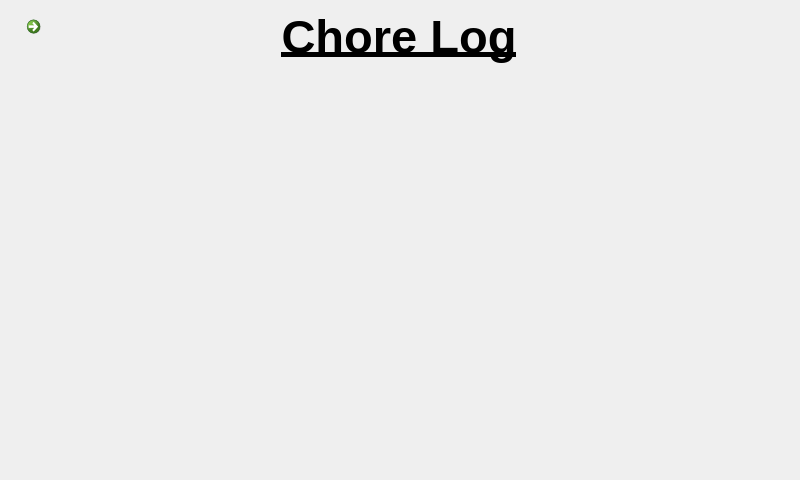
Old version of the form ChoreLog.ui in the repository jplarose/PiChores.
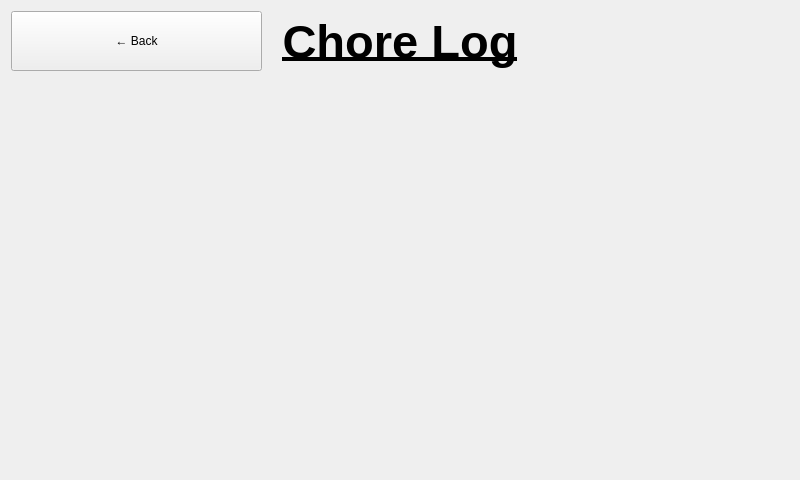
New version of the form. Icons and pictures are not drawn.

Commit message:
Loooots of layout updates after showing the kids
Got some feedback and noticed some things pretty off when actually running it on the Pi, had to rethink a handful of pages and layouts to make it fit better without cutting off elements.

```diff
--- a/ChoreLog.ui
+++ b/ChoreLog.ui
@@ -13,512 +13,44 @@
   <property name="windowTitle">
    <string>Form</string>
   </property>
-  <widget class="QWidget" name="verticalLayoutWidget">
-   <property name="geometry">
-    <rect>
-     <x>9</x>
-     <y>9</y>
-     <width>781</width>
-     <height>461</height>
-    </rect>
-   </property>
-   <layout class="QVBoxLayout" name="verticalLayout">
-    <property name="topMargin">
-     <number>0</number>
-    </property>
-    <item>
-     <widget class="QWidget" name="widget" native="true">
-      <property name="maximumSize">
-       <size>
-        <width>16777215</width>
-        <height>65</height>
-       </size>
-      </property>
-      <widget class="QCommandLinkButton" name="GoBackButton">
-       <property name="geometry">
-        <rect>
-         <x>10</x>
-         <y>0</y>
-         <width>65</width>
-         <height>65</height>
-        </rect>
-       </property>
-       <property name="maximumSize">
-        <size>
-         <width>65</width>
-         <height>65</height>
-        </size>
-       </property>
-       <property name="palette">
-        <palette>
-         <active>
-          <colorrole role="WindowText">
-           <brush brushstyle="SolidPattern">
-            <color alpha="255">
-             <red>0</red>
-             <green>0</green>
-             <blue>0</blue>
-            </color>
-           </brush>
-          </colorrole>
-          <colorrole role="Button">
-           <brush brushstyle="SolidPattern">
-            <color alpha="255">
-             <red>255</red>
-             <green>255</green>
-             <blue>255</blue>
-            </color>
-           </brush>
-          </colorrole>
-          <colorrole role="Light">
-           <brush brushstyle="SolidPattern">
-            <color alpha="255">
-             <red>255</red>
-             <green>255</green>
-             <blue>255</blue>
-            </color>
-           </brush>
-          </colorrole>
-          <colorrole role="Midlight">
-           <brush brushstyle="SolidPattern">
-            <color alpha="255">
-             <red>255</red>
-             <green>255</green>
-             <blue>255</blue>
-            </color>
-           </brush>
-          </colorrole>
-          <colorrole role="Dark">
-           <brush brushstyle="SolidPattern">
-            <color alpha="255">
-             <red>127</red>
-             <green>127</green>
-             <blue>127</blue>
-            </color>
-           </brush>
-          </colorrole>
-          <colorrole role="Mid">
-           <brush brushstyle="SolidPattern">
-            <color alpha="255">
-             <red>170</red>
-             <green>170</green>
-             <blue>170</blue>
-            </color>
-           </brush>
-          </colorrole>
-          <colorrole role="Text">
-           <brush brushstyle="SolidPattern">
-            <color alpha="255">
-             <red>0</red>
-             <green>0</green>
-             <blue>0</blue>
-            </color>
-           </brush>
-          </colorrole>
-          <colorrole role="BrightText">
-           <brush brushstyle="SolidPattern">
-            <color alpha="255">
-             <red>255</red>
-             <green>255</green>
-             <blue>255</blue>
-            </color>
-           </brush>
-          </colorrole>
-          <colorrole role="ButtonText">
-           <brush brushstyle="SolidPattern">
-            <color alpha="255">
-             <red>0</red>
-             <green>0</green>
-             <blue>0</blue>
-            </color>
-           </brush>
-          </colorrole>
-          <colorrole role="Base">
-           <brush brushstyle="SolidPattern">
-            <color alpha="255">
-             <red>255</red>
-             <green>255</green>
-             <blue>255</blue>
-            </color>
-           </brush>
-          </colorrole>
-          <colorrole role="Window">
-           <brush brushstyle="SolidPattern">
-            <color alpha="255">
-             <red>255</red>
-             <green>255</green>
-             <blue>255</blue>
-            </color>
-           </brush>
-          </colorrole>
-          <colorrole role="Shadow">
-           <brush brushstyle="SolidPattern">
-            <color alpha="255">
-             <red>0</red>
-             <green>0</green>
-             <blue>0</blue>
-            </color>
-           </brush>
-          </colorrole>
-          <colorrole role="AlternateBase">
-           <brush brushstyle="SolidPattern">
-            <color alpha="255">
-             <red>255</red>
-             <green>255</green>
-             <blue>255</blue>
-            </color>
-           </brush>
-          </colorrole>
-          <colorrole role="ToolTipBase">
-           <brush brushstyle="SolidPattern">
-            <color alpha="255">
-             <red>255</red>
-             <green>255</green>
-             <blue>220</blue>
-            </color>
-           </brush>
-          </colorrole>
-          <colorrole role="ToolTipText">
-           <brush brushstyle="SolidPattern">
-            <color alpha="255">
-             <red>0</red>
-             <green>0</green>
-             <blue>0</blue>
-            </color>
-           </brush>
-          </colorrole>
-          <colorrole role="PlaceholderText">
-           <brush brushstyle="SolidPattern">
-            <color alpha="127">
-             <red>0</red>
-             <green>0</green>
-             <blue>0</blue>
-            </color>
-           </brush>
-          </colorrole>
-         </active>
-         <inactive>
-          <colorrole role="WindowText">
-           <brush brushstyle="SolidPattern">
-            <color alpha="255">
-             <red>0</red>
-             <green>0</green>
-             <blue>0</blue>
-            </color>
-           </brush>
-          </colorrole>
-          <colorrole role="Button">
-           <brush brushstyle="SolidPattern">
-            <color alpha="255">
-             <red>239</red>
-             <green>239</green>
-             <blue>239</blue>
-            </color>
-           </brush>
-          </colorrole>
-          <colorrole role="Light">
-           <brush brushstyle="SolidPattern">
-            <color alpha="255">
-             <red>255</red>
-             <green>255</green>
-             <blue>255</blue>
-            </color>
-           </brush>
-          </colorrole>
-          <colorrole role="Midlight">
-           <brush brushstyle="SolidPattern">
-            <color alpha="255">
-             <red>202</red>
-             <green>202</green>
-             <blue>202</blue>
-            </color>
-           </brush>
-          </colorrole>
-          <colorrole role="Dark">
-           <brush brushstyle="SolidPattern">
-            <color alpha="255">
-             <red>159</red>
-             <green>159</green>
-             <blue>159</blue>
-            </color>
-           </brush>
-          </colorrole>
-          <colorrole role="Mid">
-           <brush brushstyle="SolidPattern">
-            <color alpha="255">
-             <red>184</red>
-             <green>184</green>
-             <blue>184</blue>
-            </color>
-           </brush>
-          </colorrole>
-          <colorrole role="Text">
-           <brush brushstyle="SolidPattern">
-            <color alpha="255">
-             <red>0</red>
-             <green>0</green>
-             <blue>0</blue>
-            </color>
-           </brush>
-          </colorrole>
-          <colorrole role="BrightText">
-           <brush brushstyle="SolidPattern">
-            <color alpha="255">
-             <red>255</red>
-             <green>255</green>
-             <blue>255</blue>
-            </color>
-           </brush>
-          </colorrole>
-          <colorrole role="ButtonText">
-           <brush brushstyle="SolidPattern">
-            <color alpha="255">
-             <red>0</red>
-             <green>0</green>
-             <blue>0</blue>
-            </color>
-           </brush>
-          </colorrole>
-          <colorrole role="Base">
-           <brush brushstyle="SolidPattern">
-            <color alpha="255">
-             <red>255</red>
-             <green>255</green>
-             <blue>255</blue>
-            </color>
-           </brush>
-          </colorrole>
-          <colorrole role="Window">
-           <brush brushstyle="SolidPattern">
-            <color alpha="255">
-             <red>239</red>
-             <green>239</green>
-             <blue>239</blue>
-            </color>
-           </brush>
-          </colorrole>
-          <colorrole role="Shadow">
-           <brush brushstyle="SolidPattern">
-            <color alpha="255">
-             <red>118</red>
-             <green>118</green>
-             <blue>118</blue>
-            </color>
-           </brush>
-          </colorrole>
-          <colorrole role="AlternateBase">
-           <brush brushstyle="SolidPattern">
-            <color alpha="255">
-             <red>247</red>
-             <green>247</green>
-             <blue>247</blue>
-            </color>
-           </brush>
-          </colorrole>
-          <colorrole role="ToolTipBase">
-           <brush brushstyle="SolidPattern">
-            <color alpha="255">
-             <red>255</red>
-             <green>255</green>
-             <blue>220</blue>
-            </color>
-           </brush>
-          </colorrole>
-          <colorrole role="ToolTipText">
-           <brush brushstyle="SolidPattern">
-            <color alpha="255">
-             <red>0</red>
-             <green>0</green>
-             <blue>0</blue>
-            </color>
-           </brush>
-          </colorrole>
-          <colorrole role="PlaceholderText">
-           <brush brushstyle="SolidPattern">
-            <color alpha="128">
-             <red>0</red>
-             <green>0</green>
-             <blue>0</blue>
-            </color>
-           </brush>
-          </colorrole>
-         </inactive>
-         <disabled>
-          <colorrole role="WindowText">
-           <brush brushstyle="SolidPattern">
-            <color alpha="255">
-             <red>127</red>
-             <green>127</green>
-             <blue>127</blue>
-            </color>
-           </brush>
-          </colorrole>
-          <colorrole role="Button">
-           <brush brushstyle="SolidPattern">
-            <color alpha="255">
-             <red>255</red>
-             <green>255</green>
-             <blue>255</blue>
-            </color>
-           </brush>
-          </colorrole>
-          <colorrole role="Light">
-           <brush brushstyle="SolidPattern">
-            <color alpha="255">
-             <red>255</red>
-             <green>255</green>
-             <blue>255</blue>
-            </color>
-           </brush>
-          </colorrole>
-          <colorrole role="Midlight">
-           <brush brushstyle="SolidPattern">
-            <color alpha="255">
-             <red>255</red>
-             <green>255</green>
-             <blue>255</blue>
-            </color>
-           </brush>
-          </colorrole>
-          <colorrole role="Dark">
-           <brush brushstyle="SolidPattern">
-            <color alpha="255">
-             <red>127</red>
-             <green>127</green>
-             <blue>127</blue>
-            </color>
-           </brush>
-          </colorrole>
-          <colorrole role="Mid">
-           <brush brushstyle="SolidPattern">
-            <color alpha="255">
-             <red>170</red>
-             <green>170</green>
-             <blue>170</blue>
-            </color>
-           </brush>
-          </colorrole>
-          <colorrole role="Text">
-           <brush brushstyle="SolidPattern">
-            <color alpha="255">
-             <red>127</red>
-             <green>127</green>
-             <blue>127</blue>
-            </color>
-           </brush>
-          </colorrole>
-          <colorrole role="BrightText">
-           <brush brushstyle="SolidPattern">
-            <color alpha="255">
-             <red>255</red>
-             <green>255</green>
-             <blue>255</blue>
-            </color>
-           </brush>
-          </colorrole>
-          <colorrole role="ButtonText">
-           <brush brushstyle="SolidPattern">
-            <color alpha="255">
-             <red>127</red>
-             <green>127</green>
-             <blue>127</blue>
-            </color>
-           </brush>
-          </colorrole>
-          <colorrole role="Base">
-           <brush brushstyle="SolidPattern">
-            <color alpha="255">
-             <red>255</red>
-             <green>255</green>
-             <blue>255</blue>
-            </color>
-           </brush>
-          </colorrole>
-          <colorrole role="Window">
-           <brush brushstyle="SolidPattern">
-            <color alpha="255">
-             <red>255</red>
-             <green>255</green>
-             <blue>255</blue>
-            </color>
-           </brush>
-          </colorrole>
-          <colorrole role="Shadow">
-           <brush brushstyle="SolidPattern">
-            <color alpha="255">
-             <red>177</red>
-             <green>177</green>
-             <blue>177</blue>
-            </color>
-           </brush>
-          </colorrole>
-          <colorrole role="AlternateBase">
-           <brush brushstyle="SolidPattern">
-            <color alpha="255">
-             <red>247</red>
-             <green>247</green>
-             <blue>247</blue>
-            </color>
-           </brush>
-          </colorrole>
-          <colorrole role="ToolTipBase">
-           <brush brushstyle="SolidPattern">
-            <color alpha="255">
-             <red>255</red>
-             <green>255</green>
-             <blue>220</blue>
-            </color>
-           </brush>
-          </colorrole>
-          <colorrole role="ToolTipText">
-           <brush brushstyle="SolidPattern">
-            <color alpha="255">
-             <red>0</red>
-             <green>0</green>
-             <blue>0</blue>
-            </color>
-           </brush>
-          </colorrole>
-          <colorrole role="PlaceholderText">
-           <brush brushstyle="SolidPattern">
-            <color alpha="128">
-             <red>0</red>
-             <green>0</green>
-             <blue>0</blue>
-            </color>
-           </brush>
-          </colorrole>
-         </disabled>
-        </palette>
-       </property>
+  <!-- Main Vertical Layout -->
+  <layout class="QVBoxLayout" name="verticalLayout">
+   <!-- Top Row: Back Button and Centered Title -->
+   <item>
+    <layout class="QHBoxLayout" name="topRowLayout">
+     <!-- Back Button -->
+     <item>
+      <widget class="QPushButton" name="GoBackButton">
        <property name="text">
-        <string/>
+        <string>← Back</string>
        </property>
-       <property name="icon">
-        <iconset theme="go-previous">
-         <normaloff>.</normaloff>.</iconset>
-       </property>
-       <property name="iconSize">
+       <property name="minimumSize">
         <size>
-         <width>60</width>
+         <width>180</width>
          <height>60</height>
         </size>
        </property>
       </widget>
+     </item>
+     <!-- Left Expanding Spacer -->
+     <item>
+      <spacer name="leftSpacer">
+       <property name="orientation">
+        <enum>Qt::Horizontal</enum>
+       </property>
+       <property name="sizePolicy">
+        <sizepolicy hsizetype="Expanding" vsizetype="Minimum">
+         <horStretch>0</horStretch>
+         <verStretch>0</verStretch>
+        </sizepolicy>
+       </property>
+      </spacer>
+     </item>
+     <!-- Title Label -->
+     <item>
       <widget class="QLabel" name="chore_log_title">
-       <property name="geometry">
-        <rect>
-         <x>240</x>
-         <y>-10</y>
-         <width>300</width>
-         <height>75</height>
-        </rect>
-       </property>
-       <property name="maximumSize">
-        <size>
-         <width>300</width>
-         <height>75</height>
-        </size>
+       <property name="text">
+        <string>Chore Log</string>
        </property>
        <property name="font">
         <font>
@@ -534,25 +66,69 @@
         <set>Qt::AlignCenter</set>
        </property>
       </widget>
-     </widget>
-    </item>
-    <item>
-     <widget class="QWidget" name="widget_2" native="true">
-      <widget class="QWidget" name="">
-       <property name="geometry">
-        <rect>
-         <x>10</x>
-         <y>20</y>
-         <width>761</width>
-         <height>361</height>
-        </rect>
+     </item>
+     <!-- Right Expanding Spacer -->
+     <item>
+      <spacer name="rightSpacer">
+       <property name="orientation">
+        <enum>Qt::Horizontal</enum>
        </property>
-       <layout class="QGridLayout" name="choreButtonGridLayout"/>
+       <property name="sizePolicy">
+        <sizepolicy hsizetype="Expanding" vsizetype="Minimum">
+         <horStretch>0</horStretch>
+         <verStretch>0</verStretch>
+        </sizepolicy>
+       </property>
+      </spacer>
+     </item>
+     <!-- Dummy Widget with fixed width to balance the back button -->
+     <item>
+      <widget class="QWidget" name="dummyWidget">
+       <property name="minimumSize">
+        <size>
+         <width>180</width>
+         <height>0</height>
+        </size>
+       </property>
       </widget>
-     </widget>
-    </item>
-   </layout>
-  </widget>
+     </item>
+    </layout>
+   </item>
+   <!-- Vertical Spacer between Top Row and Chore Grid -->
+   <item>
+    <spacer name="verticalSpacer">
+     <property name="orientation">
+      <enum>Qt::Vertical</enum>
+     </property>
+     <property name="sizeHint">
+      <size>
+       <width>20</width>
+       <height>20</height>
+      </size>
+     </property>
+    </spacer>
+   </item>
+   <!-- Chore Grid Area -->
+   <item>
+    <widget class="QWidget" name="choreButtonsWidget">
+     <layout class="QGridLayout" name="choreButtonGridLayout"/>
+    </widget>
+   </item>
+   <!-- Optional Bottom Spacer -->
+   <item>
+    <spacer name="verticalSpacerBottom">
+     <property name="orientation">
+      <enum>Qt::Vertical</enum>
+     </property>
+     <property name="sizeHint">
+      <size>
+       <width>20</width>
+       <height>20</height>
+      </size>
+     </property>
+    </spacer>
+   </item>
+  </layout>
  </widget>
  <resources/>
  <connections/>
```
Left out of the diff: 3 changed lines with no effect on the pictures. The commit also changes 10 other files.
